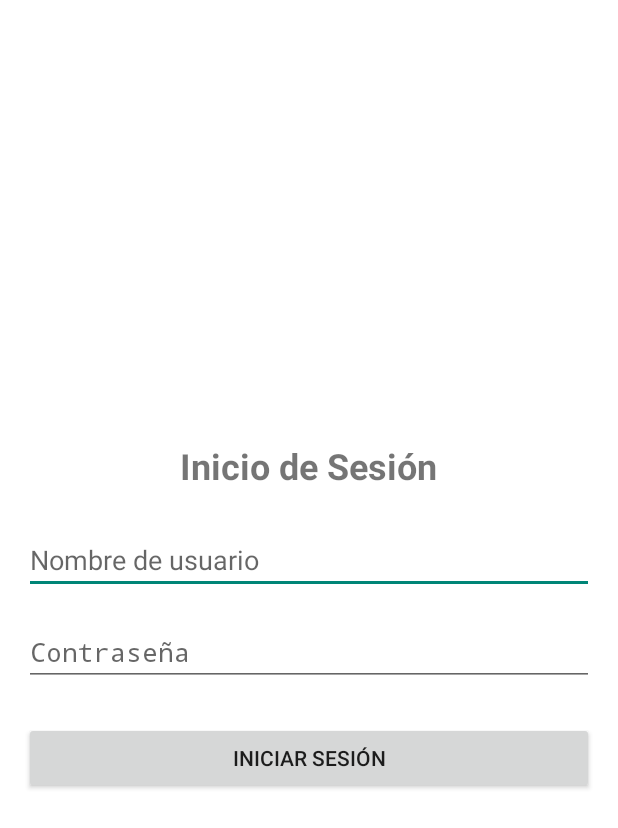
After one commit to PaulinaGalicia/MissionID, an Android app: the fragment LoginFragment shown on its own in the app's theme, on a phone screen of 412 x 824 dp. The commit adds this screen. Shown: the top 828 px of the screen. Run offline under Robolectric (Android 15) with nearby library versions, the phone set to English and light mode, and no system bars.

Commit message:
creacion de loginFragment

```diff
--- /dev/null
+++ b/project/inescanner/src/main/java/com/citi/inescanner/ui/LoginFragment.kt
@@ -0,0 +1,45 @@
+package com.citi.inescanner.ui
+
+import android.os.Bundle
+import androidx.fragment.app.Fragment
+import android.view.LayoutInflater
+import android.view.View
+import android.view.ViewGroup
+import androidx.fragment.app.viewModels
+import com.citi.inescanner.R
+import com.citi.inescanner.databinding.FragmentLoginBinding
+
+class LoginFragment : Fragment() {
+
+    private var _binding: FragmentLoginBinding? = null
+    private val binding get() = _binding!!
+    private val viewModel: LoginViewModel by viewModels()
+
+    override fun onCreateView(
+        inflater: LayoutInflater,
+        container: ViewGroup?,
+        savedInstanceState: Bundle?
+    ): View? {
+        _binding = FragmentLoginBinding.inflate(inflater, container, false)
+        return binding.root
+    }
+
+    override fun onViewCreated(view: View, savedInstanceState: Bundle?) {
+        super.onViewCreated(view, savedInstanceState)
+
+        //boton de inicio de sesión
+        binding.loginButton.setOnClickListener {
+            val username = binding.usernameInput.text.toString()
+            val password = binding.passwordInput.text.toString()
+            viewModel.login(username, password)
+        }
+
+        //inicio de sesión
+
+    }
+
+    override fun onDestroyView() {
+        super.onDestroyView()
+        _binding = null
+    }
+}
--- /dev/null
+++ b/project/inescanner/src/main/java/com/citi/inescanner/ui/LoginViewModel.kt
@@ -0,0 +1,15 @@
+package com.citi.inescanner.ui
+
+import androidx.lifecycle.LiveData
+import androidx.lifecycle.MutableLiveData
+import androidx.lifecycle.ViewModel
+
+class LoginViewModel : ViewModel() {
+
+    private val hardcodedUsername = "Admin"
+    private val hardcodedPassword = "qwerty"
+
+    fun login(username: String, password: String) {
+
+    }
+}
--- /dev/null
+++ b/project/inescanner/src/main/res/layout/fragment_login.xml
@@ -0,0 +1,46 @@
+<?xml version="1.0" encoding="utf-8"?>
+<LinearLayout xmlns:android="http://schemas.android.com/apk/res/android"
+    android:layout_width="match_parent"
+    android:layout_height="match_parent"
+    android:orientation="vertical"
+    android:padding="@dimen/space_16"
+    android:gravity="center"
+    android:background="@color/background_color">
+
+    <!-- Título -->
+    <TextView
+        android:id="@+id/loginTitle"
+        android:layout_width="wrap_content"
+        android:layout_height="wrap_content"
+        android:text="@string/title_login"
+        android:textSize="@dimen/title_text_size"
+        android:textStyle="bold"
+        android:layout_marginBottom="@dimen/space_24"
+        android:textAlignment="center" />
+
+    <!-- Nombre de Usuario -->
+    <EditText
+        android:id="@+id/usernameInput"
+        android:layout_width="match_parent"
+        android:layout_height="wrap_content"
+        android:hint="@string/hint_username"
+        android:inputType="text"
+        android:layout_marginBottom="@dimen/space_16" />
+
+    <!-- Contraseña -->
+    <EditText
+        android:id="@+id/passwordInput"
+        android:layout_width="match_parent"
+        android:layout_height="wrap_content"
+        android:hint="@string/hint_password"
+        android:inputType="textPassword"
+        android:layout_marginBottom="@dimen/space_24" />
+
+    <!-- Botón -->
+    <Button
+        android:id="@+id/loginButton"
+        android:layout_width="match_parent"
+        android:layout_height="wrap_content"
+        android:text="@string/btn_login" />
+
+</LinearLayout>
--- /dev/null
+++ b/project/inescanner/src/main/res/values/colors.xml
@@ -0,0 +1,4 @@
+<?xml version="1.0" encoding="utf-8"?>
+<resources>
+    <color name="background_color">#FFFFFF</color>
+</resources>
--- /dev/null
+++ b/project/inescanner/src/main/res/values/dimens.xml
@@ -0,0 +1,6 @@
+<?xml version="1.0" encoding="utf-8"?>
+<resources>
+    <dimen name="space_16">16dp</dimen>
+    <dimen name="space_24">24dp</dimen>
+    <dimen name="title_text_size">24sp</dimen>
+</resources>
--- a/project/inescanner/src/main/res/values/strings.xml
+++ b/project/inescanner/src/main/res/values/strings.xml
@@ -1,3 +1,8 @@
 <resources>
     <string name="scanner_fragment_btn">Escanear</string>
+
+    <string name="title_login">Inicio de Sesión</string>
+    <string name="hint_username">Nombre de usuario</string>
+    <string name="hint_password">Contraseña</string>
+    <string name="btn_login">Iniciar Sesión</string>
 </resources>
```
